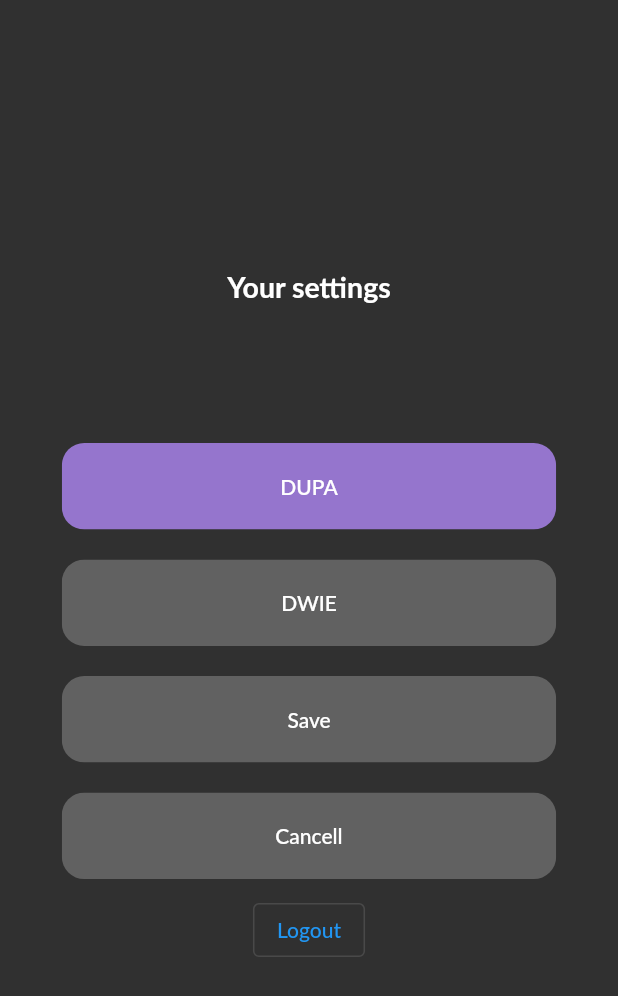
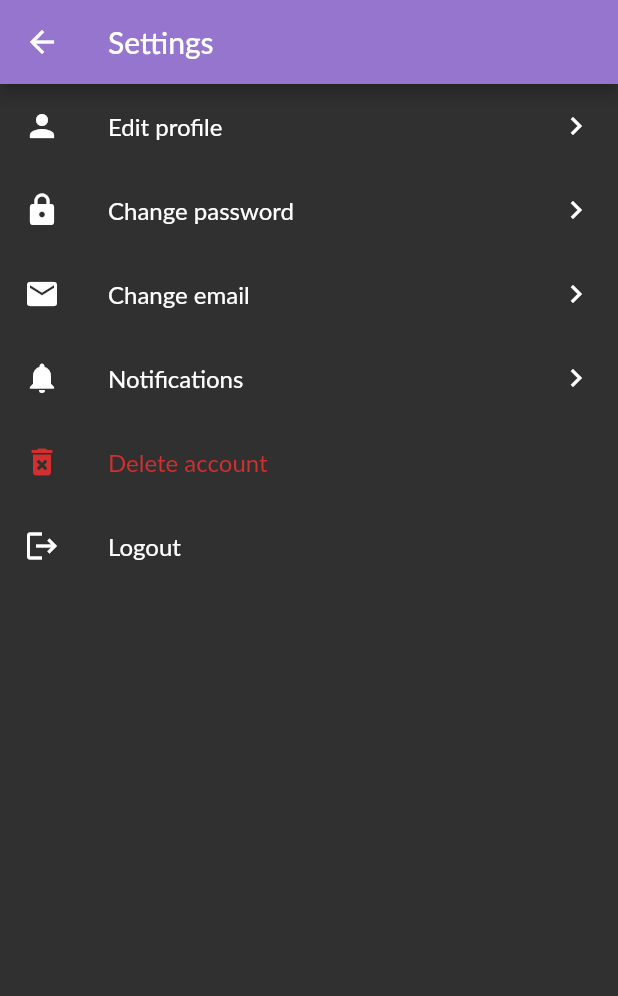
Before and after one commit to uniq-app/mobile, a Flutter app: the UserSettingsPage screen opened directly, on a phone screen of 412 x 824 dp. Shown: the top 996 px of the screen. Run offline on Flutter 3.47's test engine with Material 2 defaults, Android fonts, the phone set to English and light mode, and no system bars; drawn by our look-alikes of oktoast; our stand-ins replace bloc, dotted_border, equatable, firebase_messaging, flutter_bloc, flutter_secure_storage and 2 more; missing offline and left inert: http_interceptor, move_to_background, multi_image_picker; accounts and stored records are empty; Roboto replaces fonts that are missing (Lato).

Commit message:
Modified appearance of the Settings page

```diff
--- a/lib/src/screens/search_page.dart
+++ b/lib/src/screens/search_page.dart
@@ -20,8 +20,11 @@ class _SearchPageState extends State<SearchPage> {
 
   @override
   Widget build(BuildContext context) {
-    return Container(
-      child: Center(
+    return Scaffold(
+      appBar: AppBar(
+        title: Text('Search'),
+      ),
+      body: Center(
         child: Text('Search'),
       ),
     );
--- a/lib/src/screens/user_settings_page.dart
+++ b/lib/src/screens/user_settings_page.dart
@@ -15,41 +15,45 @@ class _UserSettingsPageState extends State<UserSettingsPage> {
   Widget build(BuildContext context) {
     Size size = MediaQuery.of(context).size;
     return Scaffold(
+      appBar: AppBar(
+        title: Text('Settings'),
+      ),
       body: Center(
-        child: Column(
-          mainAxisAlignment: MainAxisAlignment.center,
+        child: ListView(
           children: <Widget>[
-            Text(
-              "Your settings",
-              style: TextStyle(
-                fontWeight: FontWeight.bold,
-                fontSize: 19,
+            ListTile(
+              title: Text('Edit profile'),
+              leading: Icon(Icons.person, color: Colors.white),
+              trailing: Icon(Icons.navigate_next, color: Colors.white),
+              onTap: () => print("Edit profile"),
+            ),
+            ListTile(
+              title: Text('Change password'),
+              leading: Icon(Icons.lock, color: Colors.white),
+              trailing: Icon(Icons.navigate_next, color: Colors.white),
+              onTap: () => print("Change password"),
+            ),
+            ListTile(
+              title: Text('Change email'),
+              leading: Icon(Icons.email, color: Colors.white),
+              trailing: Icon(Icons.navigate_next, color: Colors.white),
+              onTap: () => print("Change email"),
+            ),
+            ListTile(
+              title: Text('Notifications'),
+              leading: Icon(Icons.notifications, color: Colors.white),
+              trailing: Icon(Icons.navigate_next, color: Colors.white),
+              onTap: () => print("Notifications"),
+            ),
+            ListTile(
+              title: Text(
+                'Delete account',
+                style: TextStyle(
+                  color: Theme.of(context).errorColor,
+                ),
               ),
-            ),
-            SizedBox(height: size.height * 0.05),
-            SizedBox(height: size.height * 0.05),
-            UniqButton(
-              text: "DUPA",
-              color: Theme.of(context).primaryColor,
-              push: () {},
-            ),
-            UniqButton(
-              text: "DWIE",
-              color: Theme.of(context).accentColor,
-              textColor: Colors.white,
-              push: () {},
-            ),
-            UniqButton(
-              text: "Save",
-              color: Theme.of(context).accentColor,
-              textColor: Colors.white,
-              push: () {},
-            ),
-            UniqButton(
-              text: "Cancell",
-              color: Theme.of(context).accentColor,
-              textColor: Colors.white,
-              push: () {},
+              leading: Icon(Icons.delete_forever, color: Theme.of(context).errorColor),
+              onTap: () => print("Delete account"),
             ),
             _logout(context)
           ],
@@ -70,16 +74,10 @@ class _UserSettingsPageState extends State<UserSettingsPage> {
               welcomeRoute, (Route<dynamic> route) => false);
         }
       },
-      child: Center(
-        child: Column(
-          mainAxisAlignment: MainAxisAlignment.center,
-          children: [
-            OutlinedButton(
-              onPressed: _sendLogout,
-              child: Text('Logout'),
-            ),
-          ],
-        ),
+      child: ListTile(
+        title: Text('Logout'),
+        leading: Icon(Icons.logout, color: Colors.white),
+        onTap: _sendLogout,
       ),
     );
   }
```
